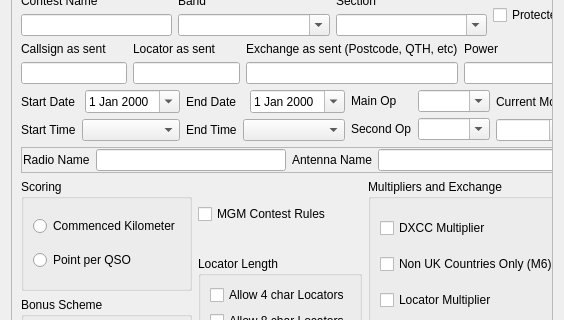
Before: the Qt Designer form mqt/MqtLogger/contestdetails.ui in zsteva/backup-minos2, drawn with Qt 5; both pictures show x 0 to 564 and y 91 to 411 of the 564 by 590 pixel window.
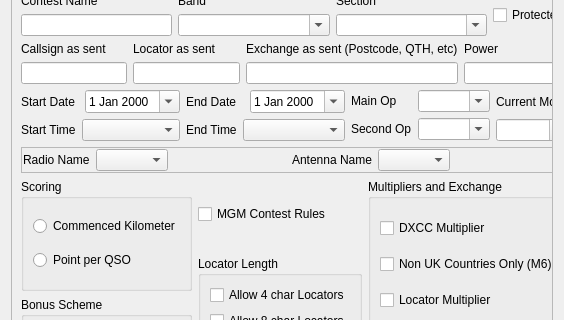
After: the same form once the commit is applied. Custom widgets are drawn as their Qt base class.

Diff of the .ui file:
```diff
--- a/mqt/MqtLogger/contestdetails.ui
+++ b/mqt/MqtLogger/contestdetails.ui
@@ -31,7 +31,7 @@
         <x>0</x>
         <y>0</y>
         <width>544</width>
-        <height>540</height>
+        <height>539</height>
        </rect>
       </property>
       <layout class="QVBoxLayout" name="verticalLayout_19">
@@ -581,7 +581,20 @@
            </widget>
           </item>
           <item>
-           <widget class="QLineEdit" name="radioNameEdit"/>
+           <widget class="QComboBox" name="radioNameSel"/>
+          </item>
+          <item>
+           <spacer name="horizontalSpacer">
+            <property name="orientation">
+             <enum>Qt::Horizontal</enum>
+            </property>
+            <property name="sizeHint" stdset="0">
+             <size>
+              <width>40</width>
+              <height>20</height>
+             </size>
+            </property>
+           </spacer>
           </item>
           <item>
            <widget class="QLabel" name="label_16">
@@ -591,7 +604,20 @@
            </widget>
           </item>
           <item>
-           <widget class="QLineEdit" name="antennaNameEdit"/>
+           <widget class="QComboBox" name="antennaNameSel"/>
+          </item>
+          <item>
+           <spacer name="horizontalSpacer_8">
+            <property name="orientation">
+             <enum>Qt::Horizontal</enum>
+            </property>
+            <property name="sizeHint" stdset="0">
+             <size>
+              <width>40</width>
+              <height>20</height>
+             </size>
+            </property>
+           </spacer>
           </item>
          </layout>
         </widget>
```
